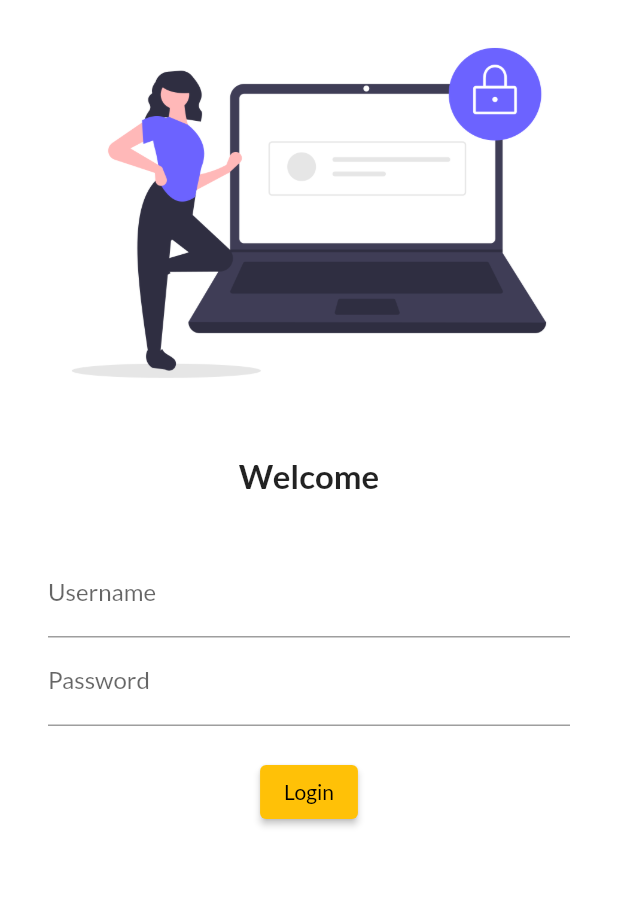
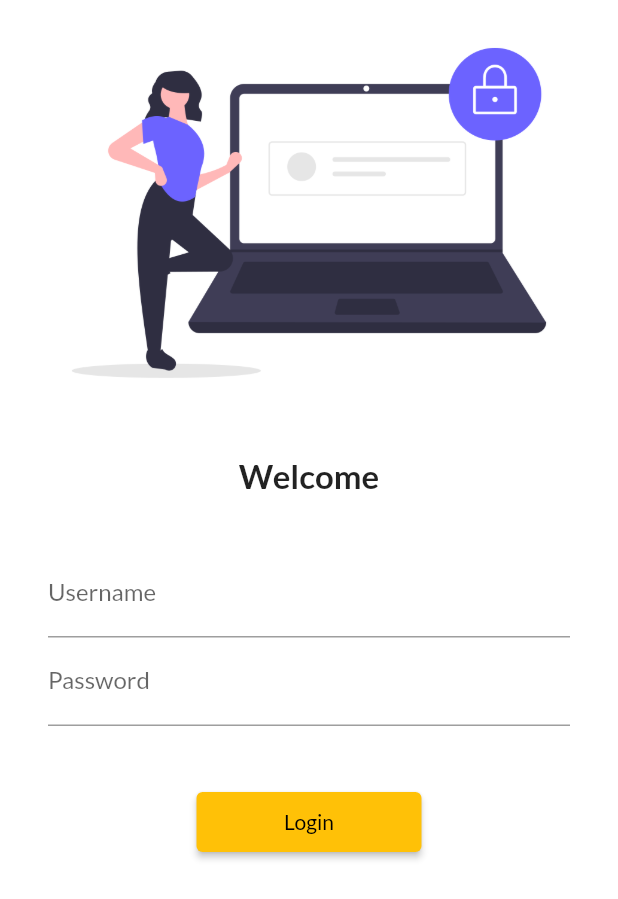
Before and after one commit to MehulKD/30DaysOfFlutter, a Flutter app: the screen it shows after launch, on a phone screen of 412 x 824 dp. Shown: the top 899 px of the screen. Run offline on Flutter 3.47's test engine with Material 2 defaults, Android fonts, the phone set to English and light mode, and no system bars; our stand-ins replace google_fonts.

Commit message:
day 5 completed

```diff
--- a/lib/main.dart
+++ b/lib/main.dart
@@ -1,6 +1,7 @@
 import 'package:flutter/material.dart';
 import 'package:flutter_demo/pages/home_page.dart';
 import 'package:flutter_demo/pages/login_page.dart';
+import 'package:flutter_demo/utils/routes.dart';
 import 'package:google_fonts/google_fonts.dart';
 
 void main() {
@@ -20,8 +21,8 @@ class MyApp extends StatelessWidget {
       // initialRoute: "/home",
       routes: {
         "/": (context) => LoginPage(),
-        "/home": (context) => HomePage(),
-        "/login": (context) => LoginPage()
+        MyRoutes.homeRoute: (context) => HomePage(),
+        MyRoutes.loginRoute: (context) => LoginPage()
       },
     );
   }
--- a/lib/pages/login_page.dart
+++ b/lib/pages/login_page.dart
@@ -1,10 +1,12 @@
 import 'package:flutter/material.dart';
+import 'package:flutter_demo/utils/routes.dart';
 
 class LoginPage extends StatelessWidget {
   @override
   Widget build(BuildContext context) {
     return Material(
       color: Colors.white,
+      child: SingleChildScrollView(
         child: Column(
           children: [
             Image.asset(
@@ -36,13 +38,13 @@ class LoginPage extends StatelessWidget {
                         hintText: "Enter Password", labelText: "Password"),
                   ),
                   SizedBox(
-                  height: 20.0,
+                    height: 40.0,
                   ),
                   ElevatedButton(
                     child: Text("Login"),
-                  style: TextButton.styleFrom(),
+                    style: TextButton.styleFrom(minimumSize: Size(150, 40)),
                     onPressed: () {
-                    print("Hi Mehul");
+                      Navigator.pushNamed(context, MyRoutes.homeRoute);
                     },
                   )
                 ],
@@ -50,6 +52,7 @@ class LoginPage extends StatelessWidget {
             )
           ],
         ),
+      ),
     );
   }
 }
--- /dev/null
+++ b/lib/utils/routes.dart
@@ -0,0 +1,4 @@
+class MyRoutes {
+  static String loginRoute = "/login";
+  static String homeRoute = "/home";
+}
```
Also changed, not shown: 3 other files. Lines whose indentation alone changed are shown as unchanged.
